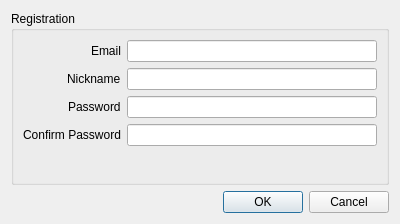
Old version of the form TicTacToeClient/registrationdialog.ui in the repository M1shok/TicTacToeServer.
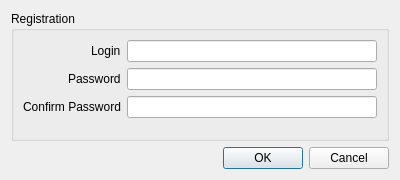
New version of the form.

Diff of the .ui file:
```diff
--- a/TicTacToeClient/registrationdialog.ui
+++ b/TicTacToeClient/registrationdialog.ui
@@ -7,7 +7,7 @@
     <x>0</x>
     <y>0</y>
     <width>400</width>
-    <height>224</height>
+    <height>180</height>
    </rect>
   </property>
   <property name="windowTitle">
@@ -26,17 +26,7 @@
       <item row="0" column="0">
        <widget class="QLabel" name="labelEmail">
         <property name="text">
-         <string>Email</string>
-        </property>
-        <property name="alignment">
-         <set>Qt::AlignLeading|Qt::AlignLeft|Qt::AlignVCenter</set>
-        </property>
-       </widget>
-      </item>
-      <item row="1" column="0">
-       <widget class="QLabel" name="labelNickName">
-        <property name="text">
-         <string>Nickname</string>
+         <string>Login</string>
         </property>
         <property name="alignment">
          <set>Qt::AlignLeading|Qt::AlignLeft|Qt::AlignVCenter</set>
@@ -44,25 +34,22 @@
        </widget>
       </item>
       <item row="0" column="1">
-       <widget class="QLineEdit" name="leEmail"/>
+       <widget class="QLineEdit" name="leLogin"/>
+      </item>
+      <item row="1" column="0">
+       <widget class="QLabel" name="labelPassword">
+        <property name="text">
+         <string>Password</string>
+        </property>
+        <property name="alignment">
+         <set>Qt::AlignLeading|Qt::AlignLeft|Qt::AlignVCenter</set>
+        </property>
+       </widget>
       </item>
       <item row="1" column="1">
-       <widget class="QLineEdit" name="leNickName"/>
-      </item>
-      <item row="2" column="1">
        <widget class="QLineEdit" name="lePassword"/>
       </item>
       <item row="2" column="0">
-       <widget class="QLabel" name="labelPassword">
-        <property name="text">
-         <string>Password</string>
-        </property>
-        <property name="alignment">
-         <set>Qt::AlignLeading|Qt::AlignLeft|Qt::AlignVCenter</set>
-        </property>
-       </widget>
-      </item>
-      <item row="3" column="0">
        <widget class="QLabel" name="labelPasswordConfirm">
         <property name="text">
          <string>Confirm Password</string>
@@ -72,7 +59,7 @@
         </property>
        </widget>
       </item>
-      <item row="3" column="1">
+      <item row="2" column="1">
        <widget class="QLineEdit" name="lePasswordConfirm"/>
       </item>
      </layout>
```
Left out of the diff: 2 changed lines with no effect on the pictures.
